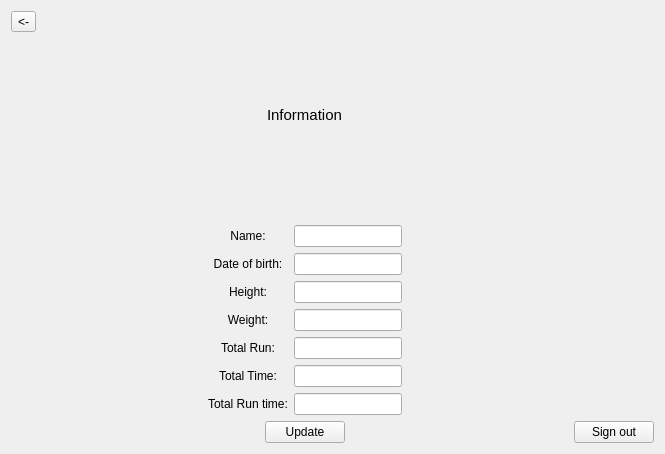
Old version of the form ui/Information.ui in the repository TONYQQ123/CSIE_Mediapipe.
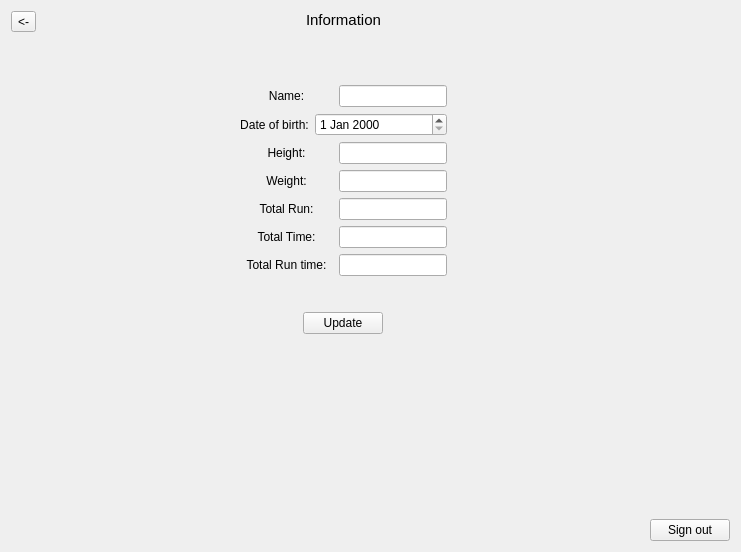
New version of the form.

What changed in the file:
```diff
--- a/ui/Information.ui
+++ b/ui/Information.ui
@@ -6,8 +6,8 @@
    <rect>
     <x>0</x>
     <y>0</y>
-    <width>665</width>
-    <height>454</height>
+    <width>741</width>
+    <height>552</height>
    </rect>
   </property>
   <property name="windowTitle">
@@ -51,7 +51,7 @@
      </property>
      <property name="sizeHint" stdset="0">
       <size>
-       <width>40</width>
+       <width>20</width>
        <height>20</height>
       </size>
      </property>
@@ -81,6 +81,22 @@
        </item>
       </layout>
      </item>
+     <item>
+      <spacer name="verticalSpacer_4">
+       <property name="orientation">
+        <enum>Qt::Vertical</enum>
+       </property>
+       <property name="sizeType">
+        <enum>QSizePolicy::Fixed</enum>
+       </property>
+       <property name="sizeHint" stdset="0">
+        <size>
+         <width>20</width>
+         <height>50</height>
+        </size>
+       </property>
+      </spacer>
+     </item>
      <item>
       <layout class="QHBoxLayout" name="horizontalLayout">
        <item>
@@ -112,6 +128,12 @@
       <layout class="QHBoxLayout" name="horizontalLayout_2">
        <item>
         <widget class="QLabel" name="label_3">
+         <property name="sizePolicy">
+          <sizepolicy hsizetype="Preferred" vsizetype="Preferred">
+           <horstretch>0</horstretch>
+           <verstretch>0</verstretch>
+          </sizepolicy>
+         </property>
          <property name="text">
           <string>Date of birth:</string>
          </property>
@@ -121,15 +143,18 @@
         </widget>
        </item>
        <item>
-        <widget class="QLineEdit" name="lineEdit">
+        <widget class="QDateEdit" name="Date_of_birth">
          <property name="sizePolicy">
           <sizepolicy hsizetype="Fixed" vsizetype="Fixed">
            <horstretch>0</horstretch>
            <verstretch>0</verstretch>
           </sizepolicy>
          </property>
-         <property name="readOnly">
-          <bool>true</bool>
+         <property name="minimumSize">
+          <size>
+           <width>132</width>
+           <height>0</height>
+          </size>
          </property>
         </widget>
        </item>
@@ -276,6 +301,22 @@
        </item>
       </layout>
      </item>
+     <item>
+      <spacer name="verticalSpacer_3">
+       <property name="orientation">
+        <enum>Qt::Vertical</enum>
+       </property>
+       <property name="sizeType">
+        <enum>QSizePolicy::Fixed</enum>
+       </property>
+       <property name="sizeHint" stdset="0">
+        <size>
+         <width>20</width>
+         <height>30</height>
+        </size>
+       </property>
+      </spacer>
+     </item>
      <item>
       <layout class="QHBoxLayout" name="horizontalLayout_8">
        <item>
@@ -293,6 +334,19 @@
        </item>
       </layout>
      </item>
+     <item>
+      <spacer name="verticalSpacer_5">
+       <property name="orientation">
+        <enum>Qt::Vertical</enum>
+       </property>
+       <property name="sizeHint" stdset="0">
+        <size>
+         <width>20</width>
+         <height>40</height>
+        </size>
+       </property>
+      </spacer>
+     </item>
     </layout>
    </item>
    <item>
@@ -302,7 +356,7 @@
      </property>
      <property name="sizeHint" stdset="0">
       <size>
-       <width>40</width>
+       <width>20</width>
        <height>20</height>
       </size>
      </property>
```
Left out of the diff: 10 changed lines with no effect on the pictures.
